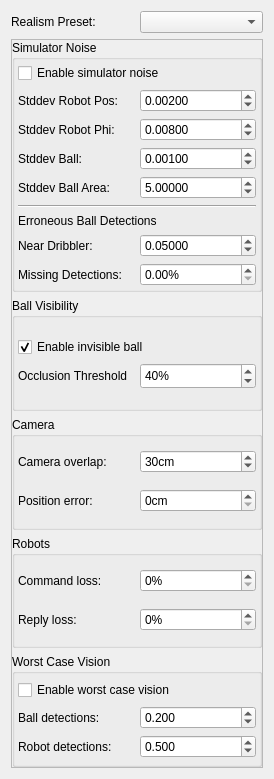
robotics-erlangen/framework, file src/ra/simulatorconfigwidget.ui: the form before one commit.
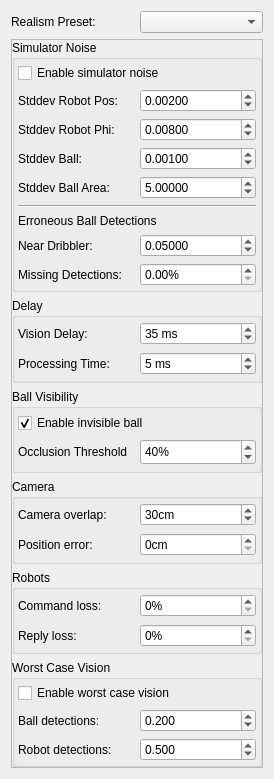
The form after the commit.

Commit message: ra: move simulator delay parameters to simulator config widget

```diff
--- a/src/ra/simulatorconfigwidget.ui
+++ b/src/ra/simulatorconfigwidget.ui
@@ -38,7 +38,7 @@
         <x>0</x>
         <y>0</y>
         <width>244</width>
-        <height>734</height>
+        <height>833</height>
        </rect>
       </property>
       <layout class="QGridLayout" name="gridLayout_5">
@@ -54,6 +54,294 @@
        <property name="bottomMargin">
         <number>0</number>
        </property>
+       <item row="3" column="0">
+        <widget class="QGroupBox" name="groupBox_4">
+         <property name="title">
+          <string>Camera</string>
+         </property>
+         <layout class="QGridLayout" name="gridLayout_3">
+          <property name="leftMargin">
+           <number>3</number>
+          </property>
+          <property name="topMargin">
+           <number>3</number>
+          </property>
+          <property name="rightMargin">
+           <number>3</number>
+          </property>
+          <property name="bottomMargin">
+           <number>3</number>
+          </property>
+          <item row="0" column="0">
+           <widget class="QLabel" name="overlapLabel">
+            <property name="text">
+             <string>Camera overlap:</string>
+            </property>
+           </widget>
+          </item>
+          <item row="0" column="1">
+           <widget class="QSpinBox" name="spinCameraOverlap">
+            <property name="suffix">
+             <string>cm</string>
+            </property>
+            <property name="maximum">
+             <number>200</number>
+            </property>
+            <property name="value">
+             <number>30</number>
+            </property>
+           </widget>
+          </item>
+          <item row="1" column="0">
+           <widget class="QLabel" name="label_10">
+            <property name="text">
+             <string>Position error:</string>
+            </property>
+           </widget>
+          </item>
+          <item row="1" column="1">
+           <widget class="QSpinBox" name="spinCameraPositionError">
+            <property name="toolTip">
+             <string>The reported camera pos is offset into a pre-defined direction by this amount</string>
+            </property>
+            <property name="suffix">
+             <string>cm</string>
+            </property>
+            <property name="maximum">
+             <number>500</number>
+            </property>
+           </widget>
+          </item>
+         </layout>
+        </widget>
+       </item>
+       <item row="2" column="0">
+        <widget class="QGroupBox" name="groupBox">
+         <property name="title">
+          <string>Ball Visibility</string>
+         </property>
+         <property name="flat">
+          <bool>false</bool>
+         </property>
+         <property name="checkable">
+          <bool>false</bool>
+         </property>
+         <layout class="QVBoxLayout" name="verticalLayout_2">
+          <property name="leftMargin">
+           <number>3</number>
+          </property>
+          <property name="topMargin">
+           <number>3</number>
+          </property>
+          <property name="rightMargin">
+           <number>3</number>
+          </property>
+          <property name="bottomMargin">
+           <number>3</number>
+          </property>
+          <item>
+           <layout class="QVBoxLayout" name="verticalLayout">
+            <item>
+             <widget class="QCheckBox" name="chkEnableInvisibleBall">
+              <property name="text">
+               <string>Enable invisible ball</string>
+              </property>
+              <property name="checked">
+               <bool>true</bool>
+              </property>
+             </widget>
+            </item>
+            <item>
+             <layout class="QHBoxLayout" name="horizontalLayout_2">
+              <item>
+               <widget class="QLabel" name="ballVisibilityThresholdLabel">
+                <property name="text">
+                 <string>Occlusion Threshold</string>
+                </property>
+               </widget>
+              </item>
+              <item>
+               <widget class="QSpinBox" name="spinBallVisibilityThreshold">
+                <property name="minimumSize">
+                 <size>
+                  <width>98</width>
+                  <height>26</height>
+                 </size>
+                </property>
+                <property name="suffix">
+                 <string>%</string>
+                </property>
+                <property name="minimum">
+                 <number>10</number>
+                </property>
+                <property name="maximum">
+                 <number>100</number>
+                </property>
+                <property name="value">
+                 <number>40</number>
+                </property>
+               </widget>
+              </item>
+             </layout>
+            </item>
+           </layout>
+          </item>
+         </layout>
+        </widget>
+       </item>
+       <item row="5" column="0">
+        <widget class="QGroupBox" name="groupBox_3">
+         <property name="title">
+          <string>Worst Case Vision</string>
+         </property>
+         <layout class="QGridLayout" name="gridLayout_2">
+          <property name="leftMargin">
+           <number>3</number>
+          </property>
+          <property name="topMargin">
+           <number>3</number>
+          </property>
+          <property name="rightMargin">
+           <number>3</number>
+          </property>
+          <property name="bottomMargin">
+           <number>3</number>
+          </property>
+          <item row="0" column="0">
+           <layout class="QVBoxLayout" name="verticalLayout_4">
+            <item>
+             <widget class="QCheckBox" name="enableWorstCaseVision">
+              <property name="text">
+               <string>Enable worst case vision</string>
+              </property>
+             </widget>
+            </item>
+            <item>
+             <layout class="QHBoxLayout" name="horizontalLayout_8">
+              <item>
+               <widget class="QLabel" name="label_6">
+                <property name="text">
+                 <string>Ball detections:</string>
+                </property>
+               </widget>
+              </item>
+              <item>
+               <widget class="QDoubleSpinBox" name="worstCaseBallDetections">
+                <property name="toolTip">
+                 <string>in seconds</string>
+                </property>
+                <property name="decimals">
+                 <number>3</number>
+                </property>
+                <property name="minimum">
+                 <double>0.010000000000000</double>
+                </property>
+                <property name="maximum">
+                 <double>2.000000000000000</double>
+                </property>
+                <property name="singleStep">
+                 <double>0.010000000000000</double>
+                </property>
+                <property name="value">
+                 <double>0.200000000000000</double>
+                </property>
+               </widget>
+              </item>
+             </layout>
+            </item>
+            <item>
+             <layout class="QHBoxLayout" name="horizontalLayout_7">
+              <item>
+               <widget class="QLabel" name="label_5">
+                <property name="text">
+                 <string>Robot detections:</string>
+                </property>
+               </widget>
+              </item>
+              <item>
+               <widget class="QDoubleSpinBox" name="worstCaseRobotDetections">
+                <property name="toolTip">
+                 <string>in seconds</string>
+                </property>
+                <property name="decimals">
+                 <number>3</number>
+                </property>
+                <property name="minimum">
+                 <double>0.010000000000000</double>
+                </property>
+                <property name="maximum">
+                 <double>2.000000000000000</double>
+                </property>
+                <property name="singleStep">
+                 <double>0.010000000000000</double>
+                </property>
+                <property name="value">
+                 <double>0.500000000000000</double>
+                </property>
+               </widget>
+              </item>
+             </layout>
+            </item>
+           </layout>
+          </item>
+         </layout>
+        </widget>
+       </item>
+       <item row="4" column="0">
+        <widget class="QGroupBox" name="groupBox_5">
+         <property name="title">
+          <string>Robots</string>
+         </property>
+         <layout class="QGridLayout" name="gridLayout_4">
+          <property name="leftMargin">
+           <number>3</number>
+          </property>
+          <property name="topMargin">
+           <number>3</number>
+          </property>
+          <property name="rightMargin">
+           <number>3</number>
+          </property>
+          <property name="bottomMargin">
+           <number>3</number>
+          </property>
+          <item row="0" column="1">
+           <widget class="QSpinBox" name="spinPacketLoss">
+            <property name="toolTip">
+             <string>The percentage of command packets sent by the strategy that disappear in the ether</string>
+            </property>
+            <property name="suffix">
+             <string>%</string>
+            </property>
+           </widget>
+          </item>
+          <item row="0" column="0">
+           <widget class="QLabel" name="label_11">
+            <property name="text">
+             <string>Command loss:</string>
+            </property>
+           </widget>
+          </item>
+          <item row="1" column="0">
+           <widget class="QLabel" name="label_12">
+            <property name="text">
+             <string>Reply loss:</string>
+            </property>
+           </widget>
+          </item>
+          <item row="1" column="1">
+           <widget class="QSpinBox" name="spinReplyLoss">
+            <property name="toolTip">
+             <string>The percentage of radio reply packets sent by the robots that get lost on the way to the computer</string>
+            </property>
+            <property name="suffix">
+             <string>%</string>
+            </property>
+           </widget>
+          </item>
+         </layout>
+        </widget>
+       </item>
        <item row="0" column="0">
         <widget class="QGroupBox" name="groupBox_2">
          <property name="title">
@@ -260,17 +548,11 @@
         </widget>
        </item>
        <item row="1" column="0">
-        <widget class="QGroupBox" name="groupBox">
+        <widget class="QGroupBox" name="groupBox_6">
          <property name="title">
-          <string>Ball Visibility</string>
+          <string>Delay</string>
          </property>
-         <property name="flat">
-          <bool>false</bool>
-         </property>
-         <property name="checkable">
-          <bool>false</bool>
-         </property>
-         <layout class="QVBoxLayout" name="verticalLayout_2">
+         <layout class="QGridLayout" name="gridLayout_7">
           <property name="leftMargin">
            <number>3</number>
           </property>
@@ -283,270 +565,46 @@
           <property name="bottomMargin">
            <number>3</number>
           </property>
-          <item>
-           <layout class="QVBoxLayout" name="verticalLayout">
-            <item>
-             <widget class="QCheckBox" name="chkEnableInvisibleBall">
-              <property name="text">
-               <string>Enable invisible ball</string>
-              </property>
-              <property name="checked">
-               <bool>true</bool>
-              </property>
-             </widget>
-            </item>
-            <item>
-             <layout class="QHBoxLayout" name="horizontalLayout_2">
-              <item>
-               <widget class="QLabel" name="ballVisibilityThresholdLabel">
-                <property name="text">
-                 <string>Occlusion Threshold</string>
-                </property>
-               </widget>
-              </item>
-              <item>
-               <widget class="QSpinBox" name="spinBallVisibilityThreshold">
-                <property name="minimumSize">
-                 <size>
-                  <width>98</width>
-                  <height>26</height>
-                 </size>
-                </property>
-                <property name="suffix">
-                 <string>%</string>
-                </property>
-                <property name="minimum">
-                 <number>10</number>
-                </property>
-                <property name="maximum">
-                 <number>100</number>
-                </property>
-                <property name="value">
-                 <number>40</number>
-                </property>
-               </widget>
-              </item>
-             </layout>
-            </item>
-           </layout>
-          </item>
-         </layout>
-        </widget>
-       </item>
-       <item row="2" column="0">
-        <widget class="QGroupBox" name="groupBox_4">
-         <property name="title">
-          <string>Camera</string>
-         </property>
-         <layout class="QGridLayout" name="gridLayout_3">
-          <property name="leftMargin">
-           <number>3</number>
-          </property>
-          <property name="topMargin">
-           <number>3</number>
-          </property>
-          <property name="rightMargin">
-           <number>3</number>
-          </property>
-          <property name="bottomMargin">
-           <number>3</number>
-          </property>
           <item row="0" column="0">
-           <widget class="QLabel" name="overlapLabel">
+           <widget class="QLabel" name="label_14">
+            <property name="toolTip">
+             <string>System delay + processing time should equal vision delay!</string>
+            </property>
             <property name="text">
-             <string>Camera overlap:</string>
+             <string>Vision Delay:</string>
             </property>
            </widget>
           </item>
           <item row="0" column="1">
-           <widget class="QSpinBox" name="spinCameraOverlap">
+           <widget class="QSpinBox" name="spinVisionDelay">
             <property name="suffix">
-             <string>cm</string>
+             <string> ms</string>
             </property>
-            <property name="maximum">
-             <number>200</number>
-            </property>
             <property name="value">
-             <number>30</number>
+             <number>35</number>
             </property>
            </widget>
           </item>
           <item row="1" column="0">
-           <widget class="QLabel" name="label_10">
+           <widget class="QLabel" name="label_15">
             <property name="text">
-             <string>Position error:</string>
+             <string>Processing Time:</string>
             </property>
            </widget>
           </item>
           <item row="1" column="1">
-           <widget class="QSpinBox" name="spinCameraPositionError">
-            <property name="toolTip">
-             <string>The reported camera pos is offset into a pre-defined direction by this amount</string>
-            </property>
+           <widget class="QSpinBox" name="spinProcessingTime">
             <property name="suffix">
-             <string>cm</string>
+             <string> ms</string>
             </property>
-            <property name="maximum">
-             <number>500</number>
+            <property name="value">
+             <number>5</number>
             </property>
            </widget>
           </item>
          </layout>
         </widget>
        </item>
-       <item row="3" column="0">
-        <widget class="QGroupBox" name="groupBox_5">
-         <property name="title">
-          <string>Robots</string>
-         </property>
-         <layout class="QGridLayout" name="gridLayout_4">
-          <property name="leftMargin">
-           <number>3</number>
-          </property>
-          <property name="topMargin">
-           <number>3</number>
-          </property>
-          <property name="rightMargin">
-           <number>3</number>
-          </property>
-          <property name="bottomMargin">
-           <number>3</number>
-          </property>
-          <item row="0" column="1">
-           <widget class="QSpinBox" name="spinPacketLoss">
-            <property name="toolTip">
-             <string>The percentage of command packets sent by the strategy that disappear in the ether</string>
-            </property>
-            <property name="suffix">
-             <string>%</string>
-            </property>
-           </widget>
-          </item>
-          <item row="0" column="0">
-           <widget class="QLabel" name="label_11">
-            <property name="text">
-             <string>Command loss:</string>
-            </property>
-           </widget>
-          </item>
-          <item row="1" column="0">
-           <widget class="QLabel" name="label_12">
-            <property name="text">
-             <string>Reply loss:</string>
-            </property>
-           </widget>
-          </item>
-          <item row="1" column="1">
-           <widget class="QSpinBox" name="spinReplyLoss">
-            <property name="toolTip">
-             <string>The percentage of radio reply packets sent by the robots that get lost on the way to the computer</string>
-            </property>
-            <property name="suffix">
-             <string>%</string>
-            </property>
-           </widget>
-          </item>
-         </layout>
-        </widget>
-       </item>
-       <item row="4" column="0">
-        <widget class="QGroupBox" name="groupBox_3">
-         <property name="title">
-          <string>Worst Case Vision</string>
-         </property>
-         <layout class="QGridLayout" name="gridLayout_2">
-          <property name="leftMargin">
-           <number>3</number>
-          </property>
-          <property name="topMargin">
-           <number>3</number>
-          </property>
-          <property name="rightMargin">
-           <number>3</number>
-          </property>
-          <property name="bottomMargin">
-           <number>3</number>
-          </property>
-          <item row="0" column="0">
-           <layout class="QVBoxLayout" name="verticalLayout_4">
-            <item>
-             <widget class="QCheckBox" name="enableWorstCaseVision">
-              <property name="text">
-               <string>Enable worst case vision</string>
-              </property>
-             </widget>
-            </item>
-            <item>
-             <layout class="QHBoxLayout" name="horizontalLayout_8">
-              <item>
-               <widget class="QLabel" name="label_6">
-                <property name="text">
-                 <string>Ball detections:</string>
-                </property>
-               </widget>
-              </item>
-              <item>
-               <widget class="QDoubleSpinBox" name="worstCaseBallDetections">
-                <property name="toolTip">
-                 <string>in seconds</string>
-                </property>
-                <property name="decimals">
-                 <number>3</number>
-                </property>
-                <property name="minimum">
-                 <double>0.010000000000000</double>
-                </property>
-                <property name="maximum">
-                 <double>2.000000000000000</double>
-                </property>
-                <property name="singleStep">
-                 <double>0.010000000000000</double>
-                </property>
-                <property name="value">
-                 <double>0.200000000000000</double>
-                </property>
-               </widget>
-              </item>
-             </layout>
-            </item>
-            <item>
-             <layout class="QHBoxLayout" name="horizontalLayout_7">
-              <item>
-               <widget class="QLabel" name="label_5">
-                <property name="text">
-                 <string>Robot detections:</string>
-                </property>
-               </widget>
-              </item>
-              <item>
-               <widget class="QDoubleSpinBox" name="worstCaseRobotDetections">
-                <property name="toolTip">
-                 <string>in seconds</string>
-                </property>
-                <property name="decimals">
-                 <number>3</number>
-                </property>
-                <property name="minimum">
-                 <double>0.010000000000000</double>
-                </property>
-                <property name="maximum">
-                 <double>2.000000000000000</double>
-                </property>
-                <property name="singleStep">
-                 <double>0.010000000000000</double>
-                </property>
-                <property name="value">
-                 <double>0.500000000000000</double>
-                </property>
-               </widget>
-              </item>
-             </layout>
-            </item>
-           </layout>
-          </item>
-         </layout>
-        </widget>
-       </item>
       </layout>
      </widget>
     </widget>
```
Left out of the diff: 14 changed lines with no effect on the pictures. The commit also changes 8 other files.
